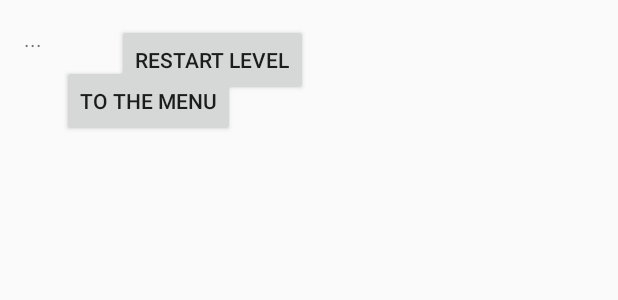
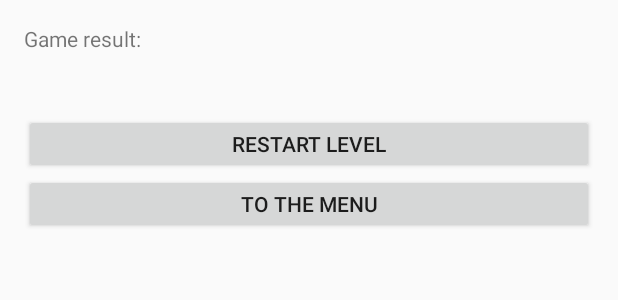
Before and after one commit to quantCat/Labyrinth, an Android app: the layout game_finished_activity.xml on its own in the app's theme, with its tools: preview values and no code run, on a phone screen of 412 x 824 dp. Shown: the top 300 px of the screen. Run offline under Robolectric (Android 15) with nearby library versions, the light colour scheme and no system bars.

Commit message:
New game -> map chooser; fix GameFinished; fix back button

```diff
--- a/app/src/main/java/com/example/veronika/ball/CreditsActivity.java
+++ b/app/src/main/java/com/example/veronika/ball/CreditsActivity.java
@@ -1,7 +1,9 @@
 package com.example.veronika.ball;
 
+import android.app.Activity;
 import android.content.Intent;
 import android.os.Bundle;
+import android.support.v4.app.NavUtils;
 import android.support.v7.app.AppCompatActivity;
 import android.view.View;
 import android.widget.Button;
@@ -18,10 +20,12 @@ public class CreditsActivity extends AppCompatActivity {
 
         final Intent menu_intent = new Intent(this, StartActivity.class);
         final Button bm = (Button) findViewById(R.id.back_btn);
+        final Activity self = this;
         bm.setOnClickListener(new View.OnClickListener() {
             public void onClick(View v) {
-                startActivity(menu_intent);
+                NavUtils.navigateUpFromSameTask(self);
             }
         });
     }
+
 }
--- a/app/src/main/java/com/example/veronika/ball/HelpActivity.java
+++ b/app/src/main/java/com/example/veronika/ball/HelpActivity.java
@@ -1,7 +1,9 @@
 package com.example.veronika.ball;
 
+import android.app.Activity;
 import android.content.Intent;
 import android.os.Bundle;
+import android.support.v4.app.NavUtils;
 import android.support.v7.app.AppCompatActivity;
 import android.view.View;
 import android.widget.Button;
@@ -17,9 +19,10 @@ public class HelpActivity extends AppCompatActivity {
 
         final Intent menu_intent = new Intent(this, StartActivity.class);
         final Button bm = (Button) findViewById(R.id.mn_btn);
+        final Activity self = this;
         bm.setOnClickListener(new View.OnClickListener() {
             public void onClick(View v) {
-                startActivity(menu_intent);
+                NavUtils.navigateUpFromSameTask(self);
             }
         });
 
--- a/app/src/main/res/layout/game_finished_activity.xml
+++ b/app/src/main/res/layout/game_finished_activity.xml
@@ -9,30 +9,31 @@
     android:paddingRight="@dimen/activity_horizontal_margin"
     android:paddingTop="@dimen/activity_vertical_margin">
 
-    <TextView
-        android:layout_width="wrap_content"
-        android:layout_height="wrap_content"
-        android:text="..."
-        android:id="@+id/game_result" />
+    <LinearLayout
+        android:orientation="vertical"
+        android:layout_width="match_parent"
+        android:layout_height="match_parent"
+        >
 
-    <Button
-        android:text="To the menu"
-        android:layout_width="wrap_content"
-        android:layout_height="wrap_content"
-        android:layout_below="@+id/imageView"
-        android:layout_alignParentStart="true"
-        android:layout_marginStart="25dp"
-        android:layout_marginTop="27dp"
-        android:id="@+id/tmn_btn" />
+        <TextView
+            android:layout_width="match_parent"
+            android:layout_height="60dp"
+            android:text="Game result:"
+            android:id="@+id/game_result" />
 
-    <Button
-        android:text="Restart level"
-        android:id="@+id/rst_btn"
-        android:layout_width="wrap_content"
-        android:layout_height="wrap_content"
-        android:layout_alignBaseline="@+id/mn_btn"
-        android:layout_alignBottom="@+id/mn_btn"
-        android:layout_toEndOf="@+id/mn_btn"
-        android:layout_marginStart="62dp" />
+        <Button
+            android:text="Restart level"
+            android:id="@+id/button_restart"
+            android:layout_width="match_parent"
+            android:layout_height="40dp"
+            />
+
+        <Button
+            android:text="To the menu"
+            android:layout_width="match_parent"
+            android:layout_height="40dp"
+            android:id="@+id/button_to_menu" />
+
+    </LinearLayout>
 
 </RelativeLayout>
```
Also changed, not shown: app/src/main/AndroidManifest.xml (+22 -5 lines), app/src/main/java/com/example/veronika/ball/GameActivity.java (+16 -26 lines), app/src/main/java/com/example/veronika/ball/GameFinishedActivity.java (+12 -13 lines), app/src/main/java/com/example/veronika/ball/MapChooseActivity.java (+37 -6 lines), app/src/main/java/com/example/veronika/ball/StartActivity.java (+6 -9 lines).
